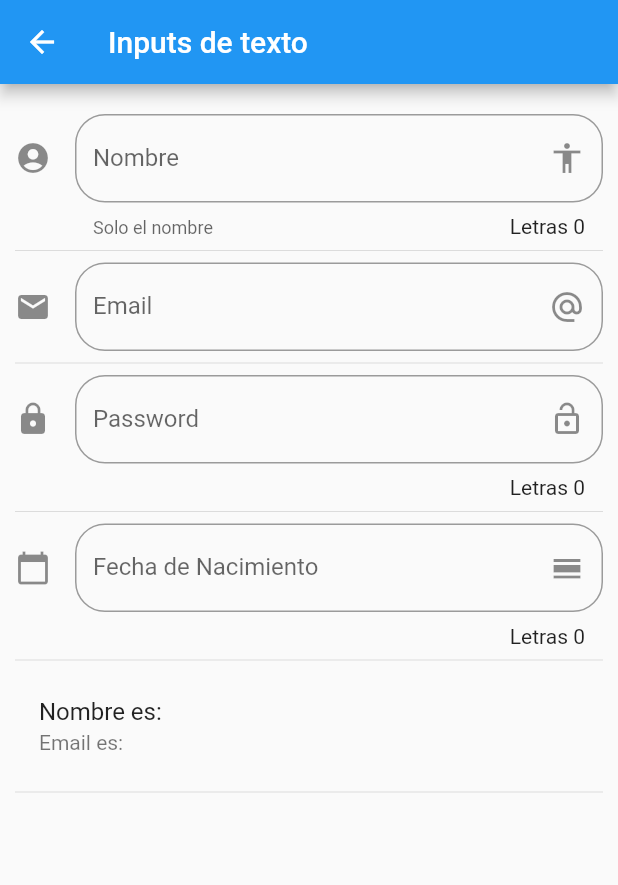
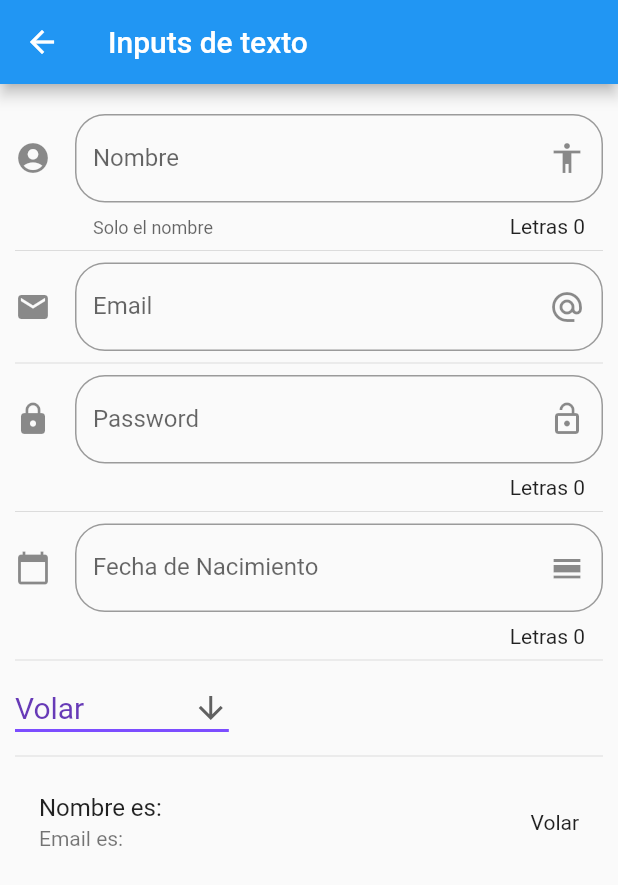
Before and after one commit to herla97/flutter-course, a Flutter app: the screen it shows after launch, after a tap on "Inputs", on a phone screen of 412 x 824 dp. Shown: the top 885 px of the screen. Run offline on Flutter 3.47's test engine with Material 2 defaults, Android fonts, the phone set to English and light mode, and no system bars; network calls fail.

```diff
--- a/components_app/data/menu_opts.json
+++ b/components_app/data/menu_opts.json
@@ -25,6 +25,11 @@
             "ruta" : "inputs",
             "icon" : "input",
             "texto": "Inputs"
+        },
+        {
+            "ruta" : "slider",
+            "icon" : "tune",
+            "texto": "Sliders - Checks"
         }
     ]
 }
--- a/components_app/lib/main.dart
+++ b/components_app/lib/main.dart
@@ -1,4 +1,5 @@
 import 'package:flutter/material.dart';
+import 'package:flutter_localizations/flutter_localizations.dart';
 import 'package:components_app/src/routes/routes.dart';
 import 'package:components_app/src/pages/alert_page.dart';
 
@@ -13,6 +14,17 @@ class MyApp extends StatelessWidget {
     return MaterialApp(
       title: 'Components App',
       debugShowCheckedModeBanner: false,
+      localizationsDelegates: [
+        // ... app-specific localization delegate[s] here
+        GlobalMaterialLocalizations.delegate,
+        GlobalWidgetsLocalizations.delegate,
+        GlobalCupertinoLocalizations.delegate,
+      ],
+      supportedLocales: [
+        const Locale('en', 'US'), // English
+        const Locale('es', 'ES'), // Hebrew
+        // ... other locales the app supports
+      ],
       // home: HomePage()
       initialRoute: '/',
       routes: getApplicationRoutes(),
--- a/components_app/lib/src/pages/input_page.dart
+++ b/components_app/lib/src/pages/input_page.dart
@@ -15,6 +15,9 @@ class _InputPageState extends State<InputPage> {
   String _date = '';
   TextEditingController _inputFieldDateController = new TextEditingController();
 
+  List<String> _powers = ['Volar', 'Rayos X', 'Super Aliento', 'Super Fuerza'];
+  String _opcionSelect = 'Volar';
+
   @override
   Widget build(BuildContext context) {
     return Scaffold(
@@ -30,8 +33,9 @@ class _InputPageState extends State<InputPage> {
           Divider(),
           _createDate(context),
           Divider(),
+          _createDropdown(),
+          Divider(),
           _createPerson(),
-          Divider(),
         ],
       ),
     );
@@ -88,8 +92,7 @@ class _InputPageState extends State<InputPage> {
             labelText: 'Password',
             // helperText: 'Solo el email',
             suffixIcon: Icon(Icons.lock_open),
-            icon: Icon(Icons.lock)
-        ),
+            icon: Icon(Icons.lock)),
         onChanged: (valor) => setState(() => _password = valor)
         // print(_name);
         );
@@ -101,15 +104,13 @@ class _InputPageState extends State<InputPage> {
       enableInteractiveSelection: false,
       controller: _inputFieldDateController,
       decoration: InputDecoration(
-            border:
-                OutlineInputBorder(borderRadius: BorderRadius.circular(20.0)),
+          border: OutlineInputBorder(borderRadius: BorderRadius.circular(20.0)),
           counter: Text('Letras ${_password.length}'),
           hintText: 'Fecha de Nacimiento',
           labelText: 'Fecha de Nacimiento',
           // helperText: 'Solo el email',
           suffixIcon: Icon(Icons.calendar_view_day),
-            icon: Icon(Icons.calendar_today)
-        ),
+          icon: Icon(Icons.calendar_today)),
       onTap: () {
         FocusScope.of(context).requestFocus(new FocusNode());
         _selectDate(context);
@@ -123,8 +124,8 @@ class _InputPageState extends State<InputPage> {
         context: context,
         initialDate: new DateTime.now(),
         firstDate: new DateTime(2018),
-      lastDate: new DateTime(2025)
-    );
+        lastDate: new DateTime(2025),
+        locale: Locale('es', 'ES'));
 
     if (picked != null) {
       setState(() {
@@ -134,10 +135,53 @@ class _InputPageState extends State<InputPage> {
     }
   }
 
+  List<DropdownMenuItem<String>> getOpcionDropdown() {
+    List<DropdownMenuItem<String>> list = new List();
+
+    _powers.forEach((power) {
+      list.add(DropdownMenuItem(
+        child: Text(power),
+        value: power,
+      ));
+    });
+    return list;
+  }
+
+  Widget _createDropdown() {
+    return Row(
+      children: <Widget>[
+        //Icon(Icons.select_all),
+        //SizedBox(width: 100.0),
+        DropdownButton(
+          // elevation: 24,
+          iconSize: 24,
+          style: TextStyle(
+            fontSize: 20.0,
+            color: Colors.deepPurple),
+          underline: Container(
+            height: 2,
+            color: Colors.deepPurpleAccent,
+          ),
+          icon: Icon(Icons.arrow_downward),
+
+          value: _opcionSelect,
+          items: getOpcionDropdown(),
+          onChanged: (opt) {
+            // print(opt);
+            setState(() {
+              _opcionSelect = opt;
+            });
+          },
+        ),
+      ],
+    );
+  }
+
   Widget _createPerson() {
     return ListTile(
       title: Text('Nombre es: $_name'),
       subtitle: Text('Email es: $_email'),
+      trailing: Text(_opcionSelect),
     );
   }
 }
--- a/components_app/lib/src/routes/routes.dart
+++ b/components_app/lib/src/routes/routes.dart
@@ -5,6 +5,7 @@ import 'package:components_app/src/pages/avatar_page.dart';
 import 'package:components_app/src/pages/home_page.dart';
 import 'package:components_app/src/pages/animated_container.dart';
 import 'package:components_app/src/pages/input_page.dart';
+import 'package:components_app/src/pages/slider_page.dart';
 
 Map<String, WidgetBuilder> getApplicationRoutes() {
 
@@ -15,7 +16,7 @@ Map<String, WidgetBuilder> getApplicationRoutes() {
     'card': (BuildContext context) => CardPage(),
     'animatedContainer': (BuildContext context) => AnimatedContainerPage(),
     'inputs': (BuildContext context) => InputPage(),
-
+    'slider': (BuildContext context) => SliderPage(),
   };
 
 }
--- a/components_app/lib/src/utils/icon_string_util.dart
+++ b/components_app/lib/src/utils/icon_string_util.dart
@@ -5,7 +5,8 @@ final _icons = <String, IconData> {
   "accessibility": Icons.accessibility,
   "folder_open": Icons.folder_open,
   "donut_large": Icons.donut_large,
-  "input": Icons.input
+  "input": Icons.input,
+  "tune": Icons.tune
 };
 
 Icon getIcon(String nameIcon) {
--- a/components_app/pubspec.yaml
+++ b/components_app/pubspec.yaml
@@ -18,6 +18,8 @@ environment:
 
 dependencies:
   flutter:
+    sdk: flutter
+  flutter_localizations:
     sdk: flutter
 
   # The following adds the Cupertino Icons font to your application.
```
Also changed, not shown: components_app/lib/src/pages/slider_page.dart (added, +67 -0 lines), components_app/pubspec.lock. Lines whose indentation alone changed are shown as unchanged.
